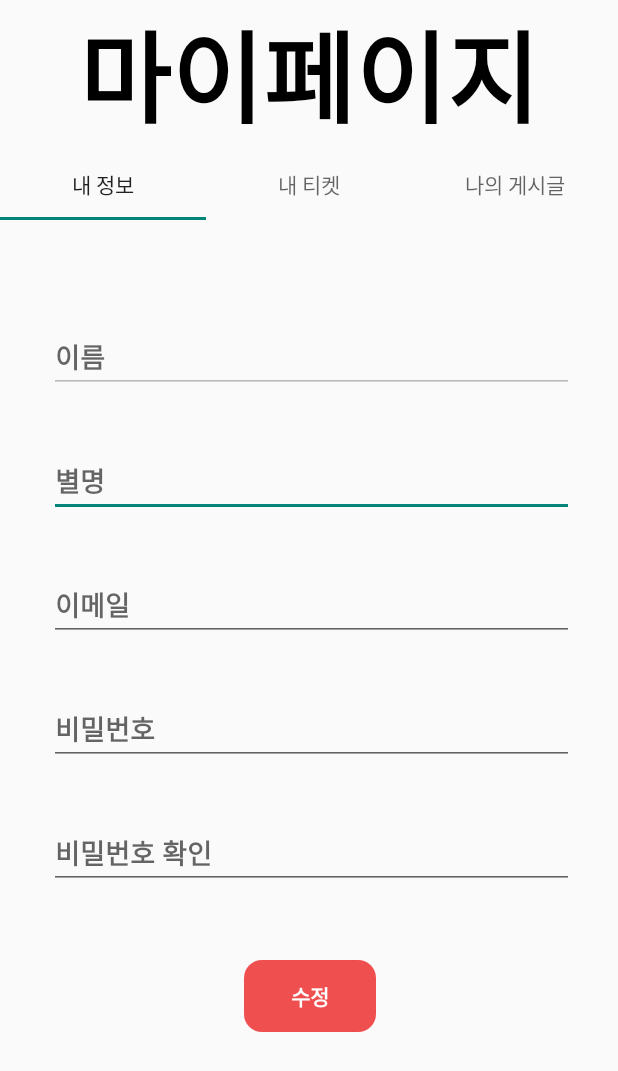
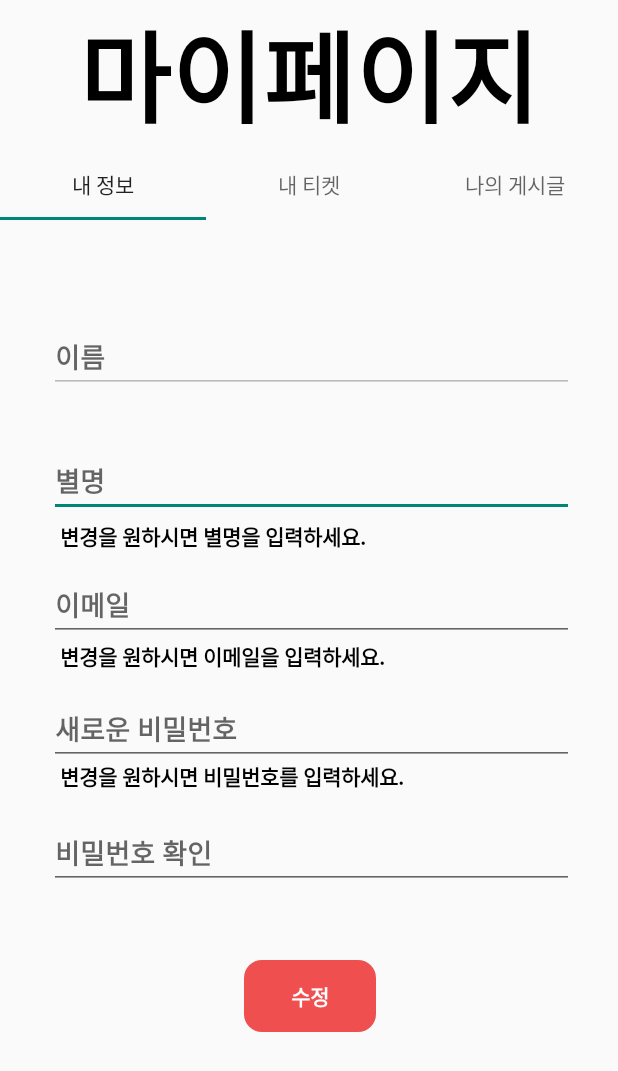
Before and after one commit to SONSAZANG/moonyou_Main, an Android app: the layout activity_mypage_main2.xml on its own in the app's theme, with its tools: preview values and no code run, on a phone screen of 412 x 824 dp. Shown: the top 1071 px of the screen. Run offline under Robolectric (Android 15) with nearby library versions, the light colour scheme and no system bars; Roboto replaces fonts that are not available here.

Commit message:
정보변경완료(아마)  및 화면전환 시도

```diff
--- a/app/src/main/res/layout/activity_main.xml
+++ b/app/src/main/res/layout/activity_main.xml
@@ -145,7 +145,7 @@
         <Button
             android:layout_width="wrap_content"
             android:layout_height="wrap_content"
-            android:onClick="logout"
+            android:id="@+id/logout"
             android:text="로그아웃"
             android:textColor="@color/white"
             android:drawableTop="@drawable/ic_baseline_close_24"
--- a/app/src/main/res/layout/activity_mypage_main2.xml
+++ b/app/src/main/res/layout/activity_mypage_main2.xml
@@ -92,43 +92,40 @@
             android:id="@+id/nick_confirm"
             android:layout_width="wrap_content"
             android:layout_height="wrap_content"
-            android:text="기존 별명입니다."
+            android:text="변경을 원하시면 별명을 입력하세요."
             android:textStyle="bold"
-            android:textColor="#aaef4f4f"
+            android:textColor="#000000"
             android:layout_marginHorizontal="40dp"
             android:layout_marginTop="200dp"
-            android:visibility="gone"
             />
 
         <TextView
             android:id="@+id/email_confirm"
             android:layout_width="wrap_content"
             android:layout_height="wrap_content"
-            android:text="기존 이메일입니다."
+            android:text="변경을 원하시면 이메일을 입력하세요."
             android:textStyle="bold"
-            android:textColor="#aaef4f4f"
+            android:textColor="#000000"
             android:layout_marginHorizontal="40dp"
             android:layout_marginTop="280dp"
-            android:visibility="gone"
             />
 
         <TextView
             android:id="@+id/pwd_confirm"
             android:layout_width="wrap_content"
             android:layout_height="wrap_content"
-            android:text="이전 비밀번호와 일치 합니다."
+            android:text="변경을 원하시면 비밀번호를 입력하세요."
             android:textStyle="bold"
-            android:textColor="#aaef4f4f"
+            android:textColor="#000000"
             android:layout_marginHorizontal="40dp"
             android:layout_marginTop="360dp"
-            android:visibility="gone"
             />
 
         <TextView
             android:id="@+id/pwd1_confirm"
             android:layout_width="wrap_content"
             android:layout_height="wrap_content"
-            android:text="신규 비밀번호가 일치 하지 않습니다."
+            android:text=""
             android:textStyle="bold"
             android:textColor="#aaef4f4f"
             android:layout_marginHorizontal="40dp"
@@ -191,7 +188,7 @@
                 android:layout_marginHorizontal="20dp"
                 android:layout_marginVertical="17.5dp"
                 android:inputType="textPassword"
-                android:hint="비밀번호"
+                android:hint="새로운 비밀번호"
                 android:textColor="@color/black"
                 android:textStyle="bold"
                 android:enabled="true"
@@ -207,7 +204,6 @@
                 android:hint="비밀번호 확인"
                 android:textColor="@color/black"
                 android:textStyle="bold"
-                android:enabled="true"
                 />
 
             <Button
@@ -222,6 +218,7 @@
                 android:backgroundTint="#ef4f4f"
                 android:layout_marginLeft="150dp"
                 android:layout_marginTop="30dp"
+                android:enabled="false"
                 />
         </LinearLayout>
 
```
Also changed, not shown: app/src/main/java/com/example/moonyou_test/MainActivity.java (+27 -2 lines), app/src/main/java/com/example/moonyou_test/mypage_main.java (+187 -27 lines), 4 other files.
